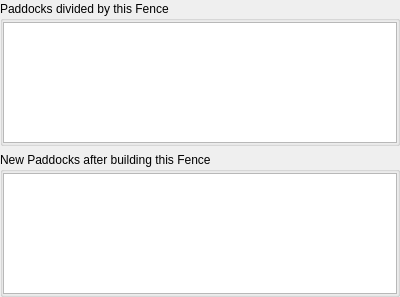
The window that mlapp/src/widgets/fence_details/fence_paddock_changes_base.ui (Trailmarker/paddock-power) describes before a commit, drawn with Qt 5.
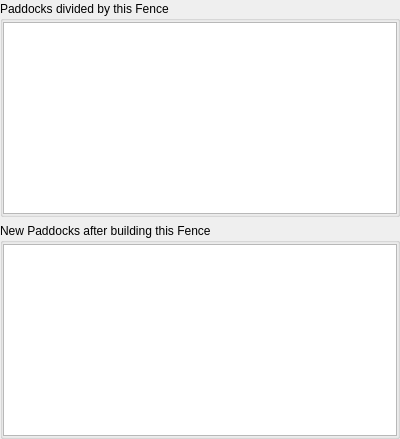
The same window after the commit. Custom widgets are drawn as their Qt base class.

Commit message: changes to sizePolicy on all lists and groupboxes, feature lists now do not collapse below a suitable minimum width (PP-51)

What changed in the file:
```diff
--- a/mlapp/src/widgets/fence_details/fence_paddock_changes_base.ui
+++ b/mlapp/src/widgets/fence_details/fence_paddock_changes_base.ui
@@ -32,7 +32,7 @@
    <item>
     <widget class="QGroupBox" name="supersededPaddockGroupBox">
      <property name="sizePolicy">
-      <sizepolicy hsizetype="Minimum" vsizetype="Preferred">
+      <sizepolicy hsizetype="Minimum" vsizetype="MinimumExpanding">
        <horstretch>0</horstretch>
        <verstretch>0</verstretch>
       </sizepolicy>
@@ -56,7 +56,7 @@
       <item>
        <widget class="PaddockMiniList" name="supersededPaddockMiniList">
         <property name="sizePolicy">
-         <sizepolicy hsizetype="Minimum" vsizetype="Expanding">
+         <sizepolicy hsizetype="Minimum" vsizetype="MinimumExpanding">
           <horstretch>0</horstretch>
           <verstretch>0</verstretch>
          </sizepolicy>
@@ -69,7 +69,7 @@
    <item>
     <widget class="QGroupBox" name="plannedPaddockGroupBox">
      <property name="sizePolicy">
-      <sizepolicy hsizetype="Minimum" vsizetype="Preferred">
+      <sizepolicy hsizetype="Minimum" vsizetype="MinimumExpanding">
        <horstretch>0</horstretch>
        <verstretch>0</verstretch>
       </sizepolicy>
@@ -93,7 +93,7 @@
       <item>
        <widget class="PaddockMiniList" name="plannedPaddockMiniList">
         <property name="sizePolicy">
-         <sizepolicy hsizetype="Minimum" vsizetype="Expanding">
+         <sizepolicy hsizetype="Minimum" vsizetype="MinimumExpanding">
           <horstretch>0</horstretch>
           <verstretch>0</verstretch>
          </sizepolicy>
```
The commit also changes 10 other files.
